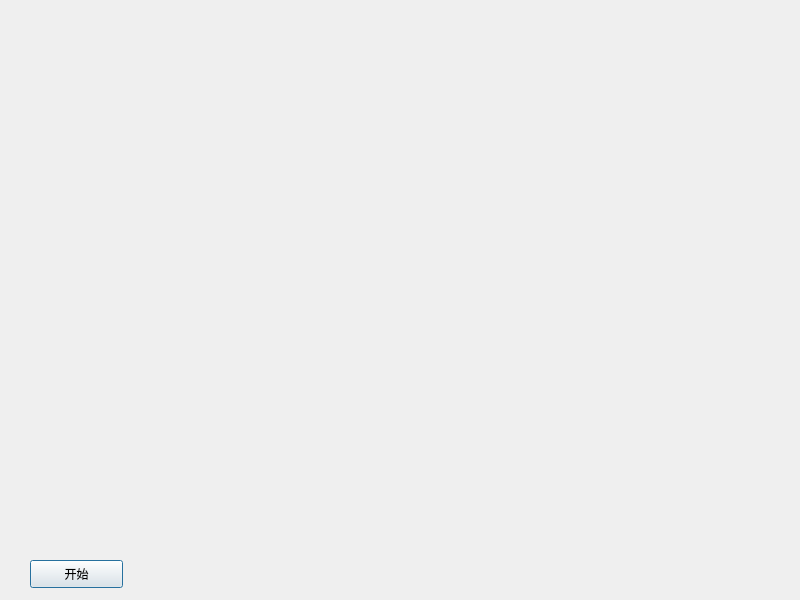
Qt form View/videodialog.ui (Cris-Cui/AVPlayer) before a commit.
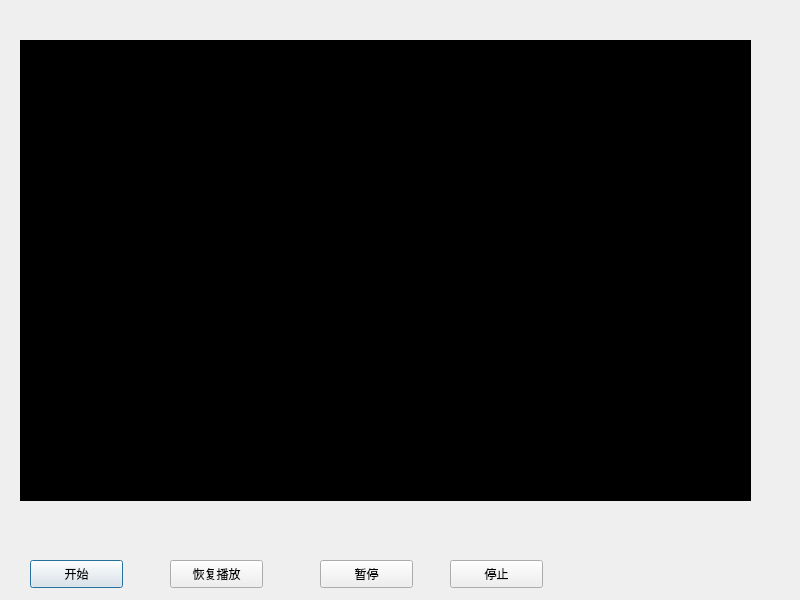
The same form after that commit.

Commit message: feat:播放停止, 暂停

Diff of the .ui file:
```diff
--- a/View/videodialog.ui
+++ b/View/videodialog.ui
@@ -22,6 +22,9 @@
      <height>461</height>
     </rect>
    </property>
+   <property name="styleSheet">
+    <string notr="true">background-color: rgb(0, 0, 0);</string>
+   </property>
    <property name="text">
     <string/>
    </property>
@@ -42,6 +45,45 @@
     <string>开始</string>
    </property>
   </widget>
+  <widget class="QPushButton" name="pb_resume">
+   <property name="geometry">
+    <rect>
+     <x>170</x>
+     <y>560</y>
+     <width>93</width>
+     <height>28</height>
+    </rect>
+   </property>
+   <property name="text">
+    <string>恢复播放</string>
+   </property>
+  </widget>
+  <widget class="QPushButton" name="pb_pause">
+   <property name="geometry">
+    <rect>
+     <x>320</x>
+     <y>560</y>
+     <width>93</width>
+     <height>28</height>
+    </rect>
+   </property>
+   <property name="text">
+    <string>暂停</string>
+   </property>
+  </widget>
+  <widget class="QPushButton" name="pb_stop">
+   <property name="geometry">
+    <rect>
+     <x>450</x>
+     <y>560</y>
+     <width>93</width>
+     <height>28</height>
+    </rect>
+   </property>
+   <property name="text">
+    <string>停止</string>
+   </property>
+  </widget>
  </widget>
  <resources/>
  <connections/>
```
Left out of the diff: 2 changed lines with no effect on the pictures. The commit also changes 7 other files.
